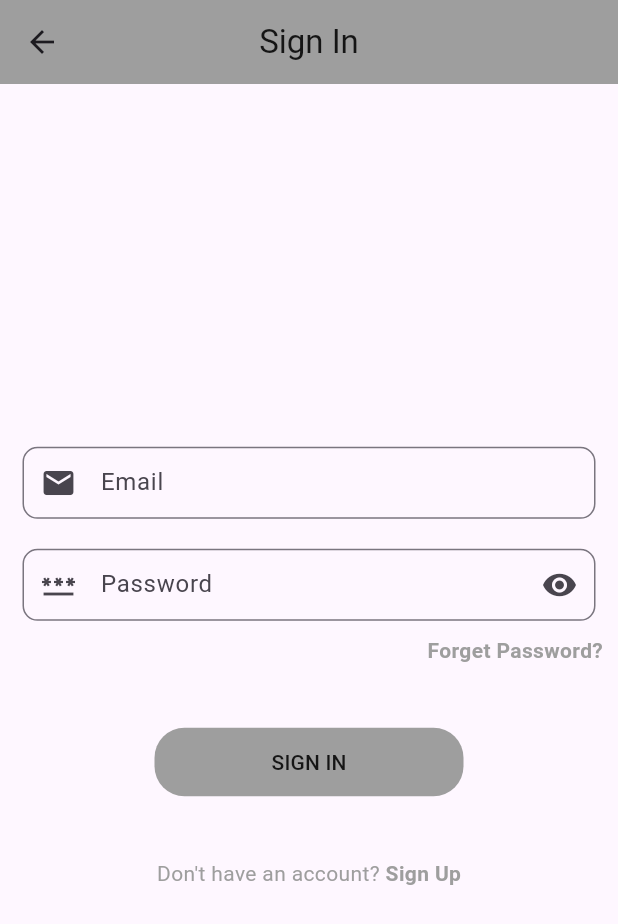
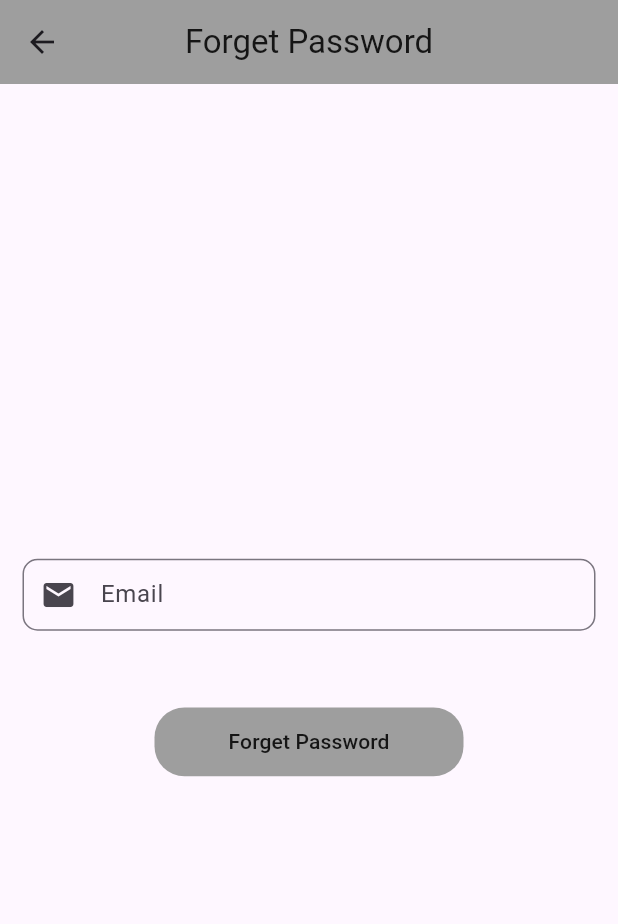
Before and after one commit to psjhimanshu/Login_Firebase, a Flutter app: the SignInScreen screen opened directly, after a tap on "Forget Password?", on a phone screen of 412 x 824 dp. Shown: the top 924 px of the screen. Run offline on Flutter 3.47's test engine with Material 3 defaults, Android fonts, the phone set to English and light mode, and no system bars; our stand-ins replace cloud_firestore, firebase_auth, firebase_core, firebase_messaging, flutter_easyloading, flutter_keyboard_visibility and 3 more; missing offline and left inert: gif_view; accounts and stored records are empty.

Commit message:
After implimenting forget password or token get logic

```diff
--- a/lib/controllers/google-sign-in-controller.dart
+++ b/lib/controllers/google-sign-in-controller.dart
@@ -3,6 +3,7 @@ import 'package:firebase_auth/firebase_auth.dart';
 import 'package:flutter_easyloading/flutter_easyloading.dart';
 import 'package:get/get.dart';
 import 'package:google_sign_in/google_sign_in.dart';
+import 'package:login_firebase/controllers/get-device-token-controller.dart';
 import 'package:login_firebase/models/user-model.dart';
 import 'package:login_firebase/screens/user-panel/main-screen.dart';
 
@@ -10,7 +11,9 @@ class GoogleSignInController extends GetxController{
   final GoogleSignIn googleSignIn=GoogleSignIn();
   final FirebaseAuth _auth=FirebaseAuth.instance;
 
+
   Future<void> signInWithGoogle() async{
+    final GetDeviceTokenController getDeviceTokenController=Get.put(GetDeviceTokenController());
     try{
       final GoogleSignInAccount? googleSignInAccount=await googleSignIn.signIn();
 
@@ -31,7 +34,7 @@ class GoogleSignInController extends GetxController{
               email: user.email.toString(),
               phone: user.phoneNumber.toString(),
               userImg: user.photoURL.toString(),
-              userDeviceToken: '',
+              userDeviceToken: getDeviceTokenController.deviceToken.toString(),
               country: '',
               userAddress: '',
               street: '',
--- /dev/null
+++ b/lib/screens/auth-ui/forget-password-screen.dart
@@ -0,0 +1,105 @@
+import 'package:firebase_auth/firebase_auth.dart';
+import 'package:flutter/material.dart';
+import 'package:flutter_keyboard_visibility/flutter_keyboard_visibility.dart';
+import 'package:get/get.dart';
+import 'package:login_firebase/screens/user-panel/main-screen.dart';
+import '../../controllers/forgot-password-controller.dart';
+import '../../controllers/sign-in-controller.dart';
+// import '../controllers/sign-in-controller.dart';
+// import '../utils/constant.dart';
+// import 'main-screen.dart';
+import '../../utils/app-constant.dart';
+import 'sign-up-screen.dart';
+
+class ForgetPasswordScreen extends StatefulWidget {
+  const ForgetPasswordScreen({super.key});
+
+  @override
+  State<ForgetPasswordScreen> createState() => _ForgetPasswordScreenState();
+}
+
+class _ForgetPasswordScreenState extends State<ForgetPasswordScreen> {
+  final ForgetPasswordController forgetpasswordController = Get.put(
+      ForgetPasswordController());
+  TextEditingController userEmail = TextEditingController();
+
+  @override
+  Widget build(BuildContext context) {
+    return KeyboardVisibilityBuilder(builder: (context, isKeyboardVisible) {
+      return Scaffold(
+        appBar: AppBar(
+          backgroundColor: AppConstant.appSecondaryColor,
+          centerTitle: true,
+          title: Text(
+            "Forget Password",
+            style: TextStyle(color: AppConstant.appTextColor),
+          ),
+        ),
+        body: Container(
+          child: Column(
+            mainAxisAlignment: MainAxisAlignment.center,
+            children: [
+              Container(
+                margin: EdgeInsets.symmetric(horizontal: 5.0),
+                width: Get.width,
+                child: Padding(
+                  padding: const EdgeInsets.all(10.0),
+                  child: TextFormField(
+                    controller: userEmail,
+                    cursorColor: AppConstant.appSecondaryColor,
+                    keyboardType: TextInputType.emailAddress,
+                    decoration: InputDecoration(
+                      hintText: "Email",
+                      prefixIcon: Icon(Icons.email),
+                      contentPadding: EdgeInsets.only(top: 2.0, left: 8.0),
+                      border: OutlineInputBorder(
+                        borderRadius: BorderRadius.circular(10.0),
+                      ),
+                    ),
+                  ),
+                ),
+              ),
+
+              SizedBox(
+                height: Get.height / 20,
+              ),
+              Material(
+                child: Container(
+                  width: Get.width / 2,
+                  height: Get.height / 18,
+                  decoration: BoxDecoration(
+                    color: AppConstant.appSecondaryColor,
+                    borderRadius: BorderRadius.circular(20.0),
+                  ),
+                  child: TextButton(
+                    child: Text(
+                      "Forget Password",
+                      style: TextStyle(color: AppConstant.appTextColor),
+                    ),
+                    onPressed: () async {
+                      String email = userEmail.text.trim();
+
+                      // Input validation
+                      if (email.isEmpty) {
+                        Get.snackbar(
+                          "Error",
+                          "Please Enter all details",
+                          snackPosition: SnackPosition.BOTTOM,
+                          backgroundColor: AppConstant.appSecondaryColor,
+                          colorText: AppConstant.appTextColor,
+                        );
+                      } else {
+                        String email=userEmail.text.trim();
+                        forgetpasswordController.ForgetPasswordMethod(email);
+                      }
+                    },
+                  ),
+                ),
+              ),
+            ],
+          ),
+        ),
+      );
+    });
+  }
+}
--- a/lib/screens/auth-ui/sign-in-screen.dart
+++ b/lib/screens/auth-ui/sign-in-screen.dart
@@ -2,6 +2,7 @@ import 'package:firebase_auth/firebase_auth.dart';
 import 'package:flutter/material.dart';
 import 'package:flutter_keyboard_visibility/flutter_keyboard_visibility.dart';
 import 'package:get/get.dart';
+import 'package:login_firebase/screens/auth-ui/forget-password-screen.dart';
 import 'package:login_firebase/screens/user-panel/main-screen.dart';
 import '../../controllers/sign-in-controller.dart';
 // import '../controllers/sign-in-controller.dart';
@@ -77,8 +78,8 @@ class _SignInScreenState extends State<SignInScreen> {
                               signInController.isPasswordVisible.toggle();
                             },
                             child: signInController.isPasswordVisible.value
-                                ? Icon(Icons.visibility_off)
-                                : Icon(Icons.visibility),
+                                ? Icon(Icons.visibility)
+                                : Icon(Icons.visibility_off),
                           ),
                           contentPadding: EdgeInsets.only(top: 2.0, left: 8.0),
                           border: OutlineInputBorder(
@@ -95,11 +96,16 @@ class _SignInScreenState extends State<SignInScreen> {
                   onTap: () {
                     // Get.to(() => ForgetPasswordScreen());
                   },
-                  child: Text(
-                    "Forget Password?",
-                    style: TextStyle(
-                        color: AppConstant.appSecondaryColor,
-                        fontWeight: FontWeight.bold),
+                  child: GestureDetector(
+                    onTap: (){
+                      Get.to(()=> ForgetPasswordScreen());
+                    },
+                    child: Text(
+                      "Forget Password?",
+                      style: TextStyle(
+                          color: AppConstant.appSecondaryColor,
+                          fontWeight: FontWeight.bold),
+                    ),
                   ),
                 ),
               ),
--- a/lib/screens/auth-ui/sign-up-screen.dart
+++ b/lib/screens/auth-ui/sign-up-screen.dart
@@ -1,6 +1,7 @@
 import 'package:firebase_auth/firebase_auth.dart';
 import 'package:flutter/material.dart';
 import 'package:get/get.dart';
+import 'package:login_firebase/controllers/get-device-token-controller.dart';
 import 'package:login_firebase/screens/auth-ui/sign-in-screen.dart';
 import 'package:login_firebase/utils/app-constant.dart';
 
@@ -19,6 +20,7 @@ class _SignUpscreenState extends State<SignUpscreen> {
   TextEditingController userEmail=TextEditingController();
   TextEditingController userPhone=TextEditingController();
   TextEditingController userPassword=TextEditingController();
+  final GetDeviceTokenController getDeviceTokenController=Get.put(GetDeviceTokenController());
 
   @override
   Widget build(BuildContext context) {
@@ -160,7 +162,7 @@ class _SignUpscreenState extends State<SignUpscreen> {
                       String email = userEmail.text.trim();
                       String phone = userPhone.text.trim();
                       String password = userPassword.text.trim();
-                      String userDeviceToken='';
+                      String userDeviceToken=getDeviceTokenController.deviceToken.toString();
 
                       if(name.isEmpty||email.isEmpty||phone.isEmpty||password.isEmpty){
                         Get.snackbar('Error', 'All fields are requirees',
--- a/pubspec.yaml
+++ b/pubspec.yaml
@@ -44,6 +44,7 @@ dependencies:
   firebase_auth: ^5.3.1
   cloud_firestore: ^5.4.4
   flutter_easyloading: ^3.0.5
+  firebase_messaging: ^15.1.3
 
 dev_dependencies:
   flutter_test:
```
Also changed, not shown: lib/controllers/forgot-password-controller.dart (added, +43 -0 lines), lib/controllers/get-device-token-controller.dart (added, +34 -0 lines), pubspec.lock, 1 other file.
